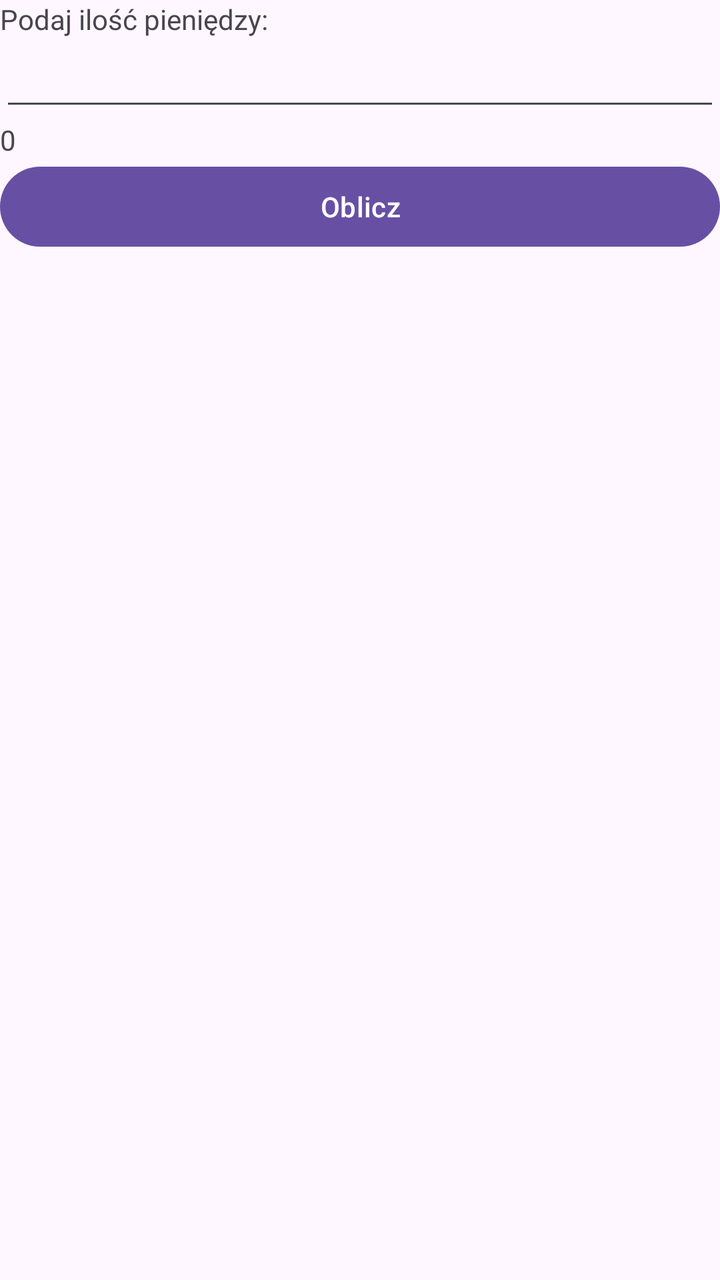
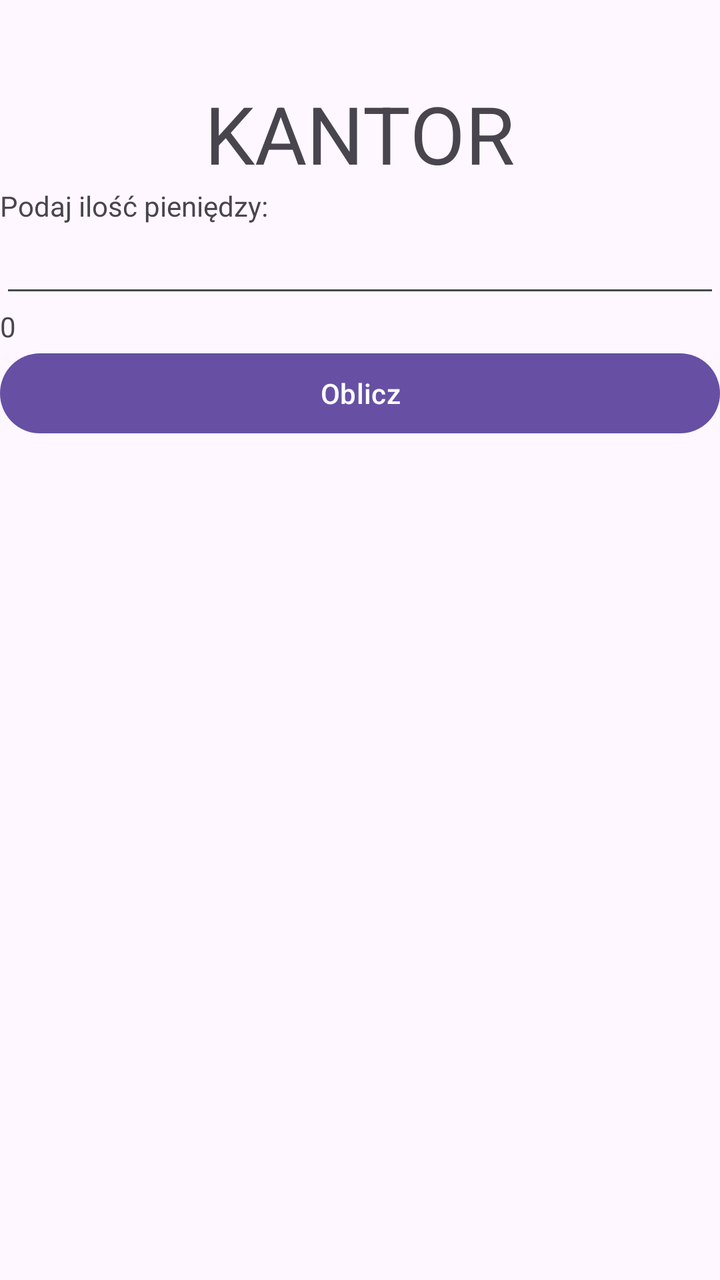

Before-and-after screenshots of an Android layout around one commit, followed by the original layout XML and the change that was made.
<!-- AndroidManifest.xml: application theme Theme.Notatnik_json -->
<!-- res/layout/activity_main.xml -->
<?xml version="1.0" encoding="utf-8"?>
<LinearLayout xmlns:android="http://schemas.android.com/apk/res/android"
    xmlns:app="http://schemas.android.com/apk/res-auto"
    xmlns:tools="http://schemas.android.com/tools"
    android:id="@+id/main"
    android:layout_width="match_parent"
    android:layout_height="match_parent"
    android:orientation="vertical"
    tools:context=".MainActivity">


    <ListView
        android:id="@+id/listView"
        android:layout_width="match_parent"
        android:layout_height="wrap_content" />

    <TextView
        android:id="@+id/textView"
        android:layout_width="match_parent"
        android:layout_height="wrap_content"
        android:text="Podaj ilość pieniędzy: " />

    <EditText
        android:id="@+id/editTextIloscPieniedzy"
        android:layout_width="match_parent"
        android:layout_height="wrap_content"
        android:ems="10"
        android:inputType="number"
    />

    <TextView
        android:id="@+id/textViewWynik"
        android:layout_width="match_parent"
        android:layout_height="wrap_content"
        android:text="0" />

    <Button
        android:id="@+id/button"
        android:layout_width="match_parent"
        android:layout_height="wrap_content"
        android:text="Oblicz" />
</LinearLayout>
<!-- resources referenced by this layout -->
<resources>
  <style name="Theme.Notatnik_json" parent="Base.Theme.Notatnik_json" />
  <style name="Base.Theme.Notatnik_json" parent="Theme.Material3.DayNight.NoActionBar">
          
          
      </style>
</resources>

<!-- the commit's change to res/layout/activity_main.xml (unified diff, before → after) -->
@@ -6,13 +6,27 @@
     android:layout_width="match_parent"
     android:layout_height="match_parent"
     android:orientation="vertical"
+
     tools:context=".MainActivity">
 
+
+    <TextView
+        android:id="@+id/textView2"
+        android:layout_width="wrap_content"
+        android:layout_height="wrap_content"
+        android:layout_marginTop="40dp"
+        android:textSize="40sp"
+        android:textAlignment="center"
+        android:layout_gravity="center"
+        android:text="KANTOR" />
 
     <ListView
         android:id="@+id/listView"
         android:layout_width="match_parent"
-        android:layout_height="wrap_content" />
+        android:layout_height="wrap_content" >
+
+    </ListView>
+
 
     <TextView
         android:id="@+id/textView"
